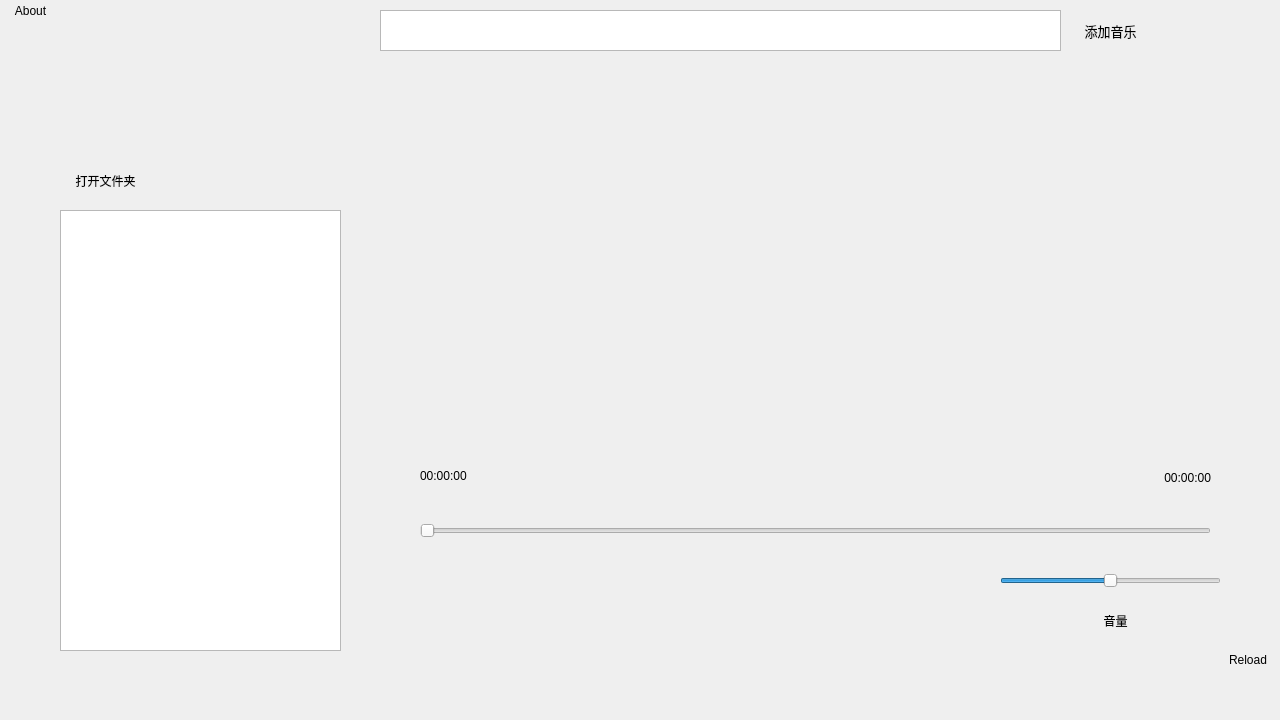
This is SUmusic.ui in SUDG01/QT-SUCloudMusic as Qt 5 draws it before an edit. The edited form follows.
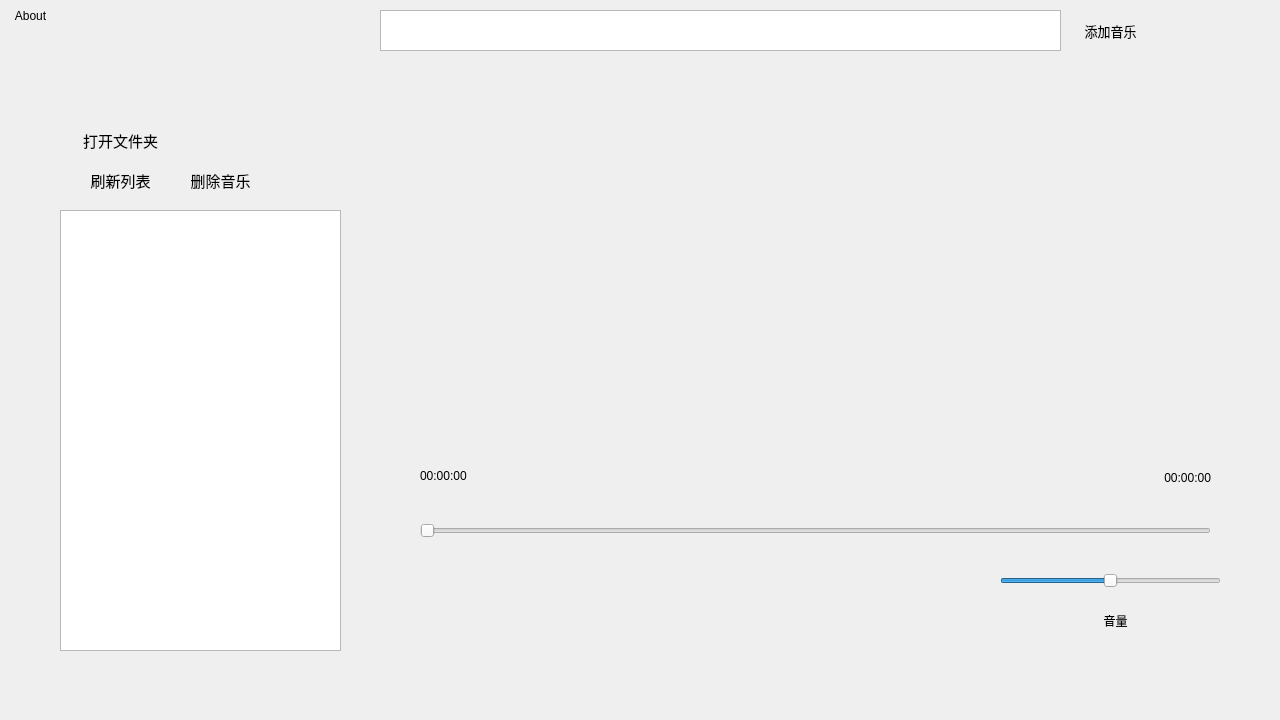
This is the edited form. Icons and pictures are not drawn.

Diff of the .ui file:
```diff
--- a/SUmusic.ui
+++ b/SUmusic.ui
@@ -81,7 +81,7 @@
     <widget class="QPushButton" name="music_start">
      <property name="geometry">
       <rect>
-       <x>230</x>
+       <x>260</x>
        <y>20</y>
        <width>91</width>
        <height>51</height>
@@ -114,7 +114,7 @@
     <widget class="QPushButton" name="music_previews">
      <property name="geometry">
       <rect>
-       <x>140</x>
+       <x>160</x>
        <y>20</y>
        <width>61</width>
        <height>51</height>
@@ -130,7 +130,7 @@
     <widget class="QPushButton" name="music_next">
      <property name="geometry">
       <rect>
-       <x>360</x>
+       <x>390</x>
        <y>20</y>
        <width>61</width>
        <height>51</height>
@@ -163,14 +163,23 @@
    <widget class="QPushButton" name="reload">
     <property name="geometry">
      <rect>
-      <x>1220</x>
-      <y>650</y>
-      <width>56</width>
-      <height>20</height>
+      <x>80</x>
+      <y>160</y>
+      <width>81</width>
+      <height>41</height>
      </rect>
     </property>
+    <property name="font">
+     <font>
+      <pointsize>11</pointsize>
+     </font>
+    </property>
     <property name="text">
-     <string>Reload</string>
+     <string>刷新列表</string>
+    </property>
+    <property name="icon">
+     <iconset resource="Icon.qrc">
+      <normaloff>:/icon/4SUmusic/material-symbols_refresh-rounded.png</normaloff>:/icon/4SUmusic/material-symbols_refresh-rounded.png</iconset>
     </property>
    </widget>
    <widget class="QLabel" name="now_long">
@@ -254,7 +263,7 @@
       <x>0</x>
       <y>0</y>
       <width>61</width>
-      <height>21</height>
+      <height>31</height>
      </rect>
     </property>
     <property name="text">
@@ -335,17 +344,48 @@
    <widget class="QPushButton" name="pushButton">
     <property name="geometry">
      <rect>
-      <x>60</x>
-      <y>160</y>
-      <width>91</width>
+      <x>70</x>
+      <y>120</y>
+      <width>101</width>
       <height>41</height>
      </rect>
     </property>
+    <property name="font">
+     <font>
+      <pointsize>11</pointsize>
+     </font>
+    </property>
+    <property name="styleSheet">
+     <string notr="true"/>
+    </property>
     <property name="text">
      <string>打开文件夹</string>
     </property>
     <property name="icon">
-     <iconset theme="QIcon::ThemeIcon::DocumentNew"/>
+     <iconset resource="Icon.qrc">
+      <normaloff>:/icon/4SUmusic/mdi-light_file.png</normaloff>:/icon/4SUmusic/mdi-light_file.png</iconset>
+    </property>
+   </widget>
+   <widget class="QPushButton" name="del_music">
+    <property name="geometry">
+     <rect>
+      <x>180</x>
+      <y>160</y>
+      <width>81</width>
+      <height>41</height>
+     </rect>
+    </property>
+    <property name="font">
+     <font>
+      <pointsize>11</pointsize>
+     </font>
+    </property>
+    <property name="text">
+     <string>删除音乐</string>
+    </property>
+    <property name="icon">
+     <iconset resource="Icon.qrc">
+      <normaloff>:/icon/4SUmusic/material-symbols_delete-outline-rounded.png</normaloff>:/icon/4SUmusic/material-symbols_delete-outline-rounded.png</iconset>
     </property>
    </widget>
   </widget>
```
Left out of the diff: 2 changed lines with no effect on the pictures.
